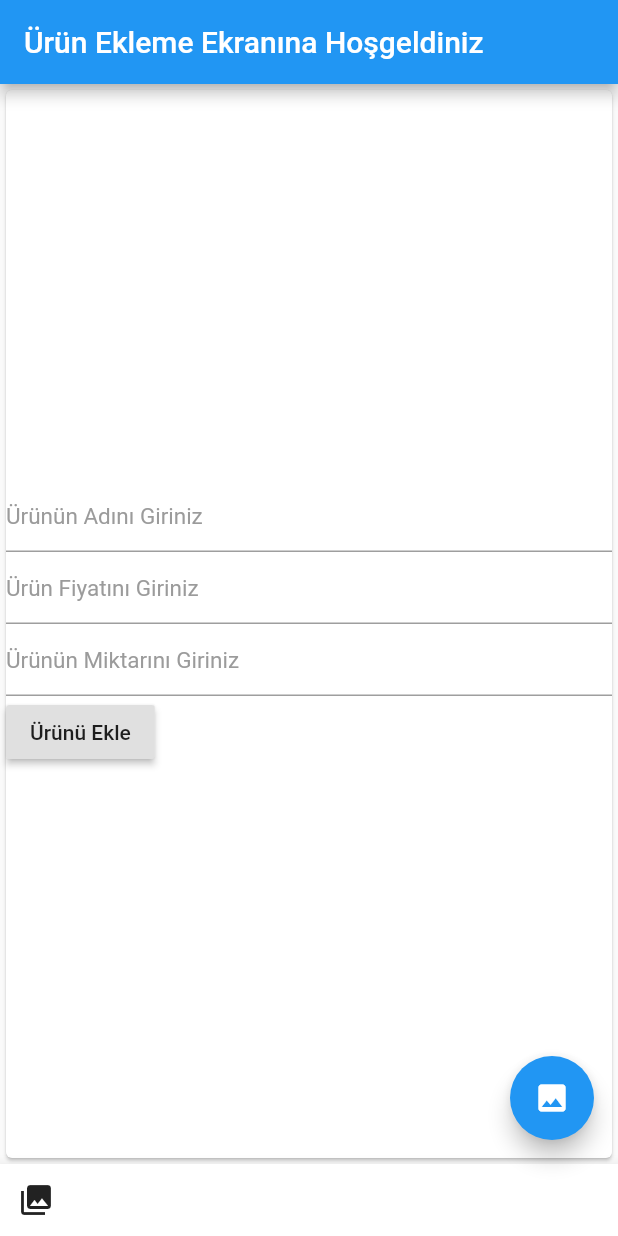
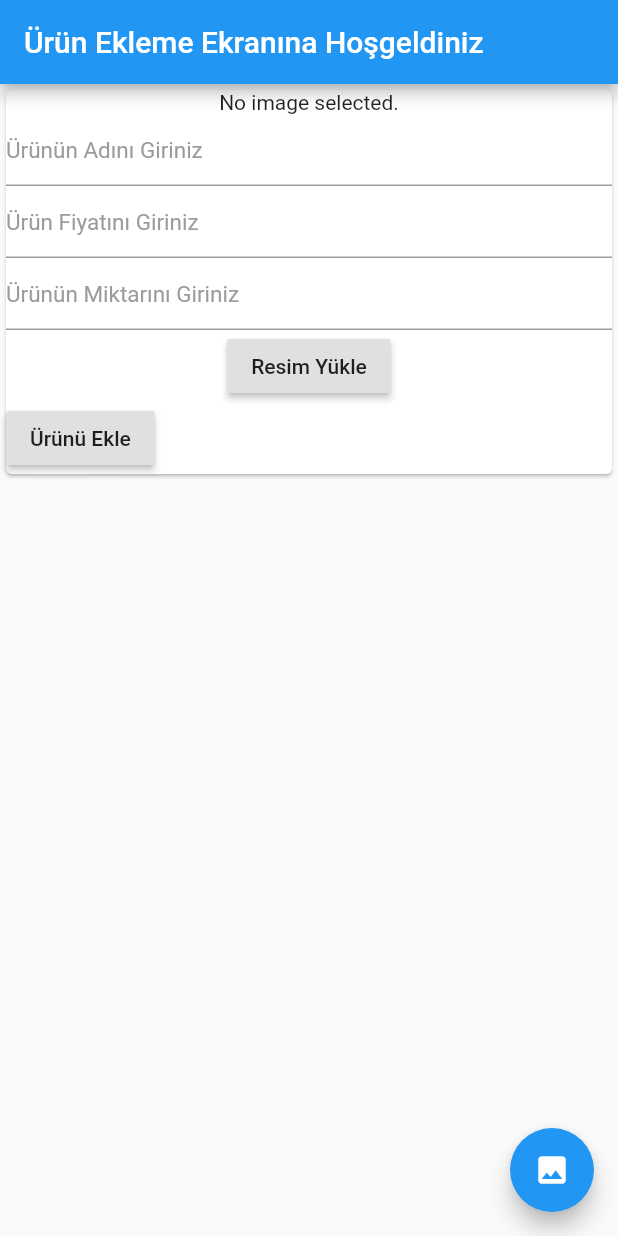
Before and after one commit to ibrahmozdemir1/mobil_final_proje, a Flutter app: the screen it shows after launch, after a tap on "Ürünü Ekle", on a phone screen of 412 x 824 dp. Run offline on Flutter 3.47's test engine with Material 2 defaults, Android fonts, the phone set to English and light mode, and no system bars; our stand-ins replace cloud_firestore, firebase_auth, firebase_core, firebase_storage, image_cropper, image_picker; accounts and stored records are empty; network calls fail; project files that could hold a hidden picture were left out.

Commit message:
resim ekleme tamamlanacak

```diff
--- a/lib/main.dart
+++ b/lib/main.dart
@@ -3,14 +3,14 @@ import 'package:mobil_final_proje/pages/login_page.dart';
 import 'package:firebase_core/firebase_core.dart';
 import 'package:mobil_final_proje/yoneticiekranıbutonları/urunEkle.dart';
 
-
 void main() async {
   WidgetsFlutterBinding.ensureInitialized();
   await Firebase.initializeApp();
-  runApp( MaterialApp(
-    theme: ThemeData(primarySwatch: Colors.blue),
-    home: urunEkle(),
-    debugShowCheckedModeBanner: false,
-   ),
+  runApp(
+    MaterialApp(
+      theme: ThemeData(primarySwatch: Colors.blue),
+      home: UrunEkle(),
+      debugShowCheckedModeBanner: false,
+    ),
   );
 }
--- a/lib/yoneticiekranıbutonları/urunEkle.dart
+++ b/lib/yoneticiekranıbutonları/urunEkle.dart
@@ -1,3 +1,4 @@
+import 'package:firebase_storage/firebase_storage.dart';
 import 'package:flutter/cupertino.dart';
 import 'package:flutter/material.dart';
 import 'package:firebase_core/firebase_core.dart';
@@ -7,57 +8,68 @@ import 'package:image_cropper/image_cropper.dart';
 import 'package:image_picker/image_picker.dart';
 import 'dart:io';
 
-class urunEkle extends StatefulWidget {
+class UrunEkle extends StatefulWidget {
   @override
-  _urunEkleState createState() => _urunEkleState();
+  UrunEkleState createState() => UrunEkleState();
 }
 
-class _urunEkleState extends State<urunEkle> {
-  TextEditingController urunAdi    =   TextEditingController();
-  TextEditingController urunMiktar =   TextEditingController();
-  TextEditingController urunFiyat  =   TextEditingController();
-  File _imageFile;
-  urunEkle(){
-    FirebaseFirestore.instance
-        .collection("Urunler")
-        .doc(urunAdi.text).
-        set({'urunAdi' : urunAdi.text, 'urunMiktari': urunMiktar.text,'urunFiyat': urunFiyat.text});
+class UrunEkleState extends State<UrunEkle> {
+  TextEditingController urunAdi = TextEditingController();
+  TextEditingController urunMiktar = TextEditingController();
+  TextEditingController urunFiyat = TextEditingController();
+  File _image;
+  final picker = ImagePicker();
+  final FirebaseStorage _firebaseStorage = FirebaseStorage.instance;
+  Reference _storageReference;
+
+  urunEkle() async {
+    String urunURL = await uploadFile(_image);
+    FirebaseFirestore.instance.collection("Urunler").doc(urunAdi.text).set({
+      'urunAdi': urunAdi.text,
+      'urunMiktari': urunMiktar.text,
+      'urunFiyat': urunFiyat.text,
+      'urunURL': urunURL
+    });
   }
+
+  Future<String> uploadFile(File yuklenecekDosya) async {
+    _storageReference =
+        _firebaseStorage.ref().child('urunler').child("kiraz.png");
+    var uploadTask = _storageReference.putFile(yuklenecekDosya);
+
+    var url = await (await uploadTask).ref.getDownloadURL();
+
+    return url;
+  }
+
   @override
   Widget build(BuildContext context) {
     return Scaffold(
-      bottomNavigationBar: BottomAppBar(
-        child: Row(
-          children: <Widget>[
-            IconButton(
-              icon: Icon(Icons.photo_library),
-              onPressed: () => _pickImage(ImageSource.gallery),
-            )
-          ],
-        ),
-      ),
       appBar: AppBar(
         title: Text("Ürün Ekleme Ekranına Hoşgeldiniz"),
       ),
-      body: Center(
+      body: SingleChildScrollView(
+        child: Center(
           child: Container(
             child: Form(
               child: Card(
                 child: Column(
                   mainAxisAlignment: MainAxisAlignment.center,
                   children: <Widget>[
+                    _image == null
+                        ? Text('No image selected.')
+                        : Image.file(_image),
                     TextField(
                       controller: urunAdi,
                       style: TextStyle(color: Colors.blue),
                       cursorColor: Color(0xFF9b9b9b),
                       decoration: InputDecoration(
                           hintText: "Ürünün Adını Giriniz",
-                      hintStyle:  TextStyle(
+                          hintStyle: TextStyle(
                             color: Color(0xFF9b9b9b),
                             fontSize: 15,
                             fontWeight: FontWeight.normal,
-                      )
-                    ),
+                          )),
                     ),
                     TextField(
                       controller: urunFiyat,
@@ -85,12 +97,18 @@ class _urunEkleState extends State<urunEkle> {
                         ),
                       ),
                     ),
+                    RaisedButton(
+                        child: Text("Resim Yükle"), onPressed: getImage),
                     Row(
                       children: [
-                      RaisedButton(child: Text("Ürünü Ekle"), onPressed: urunEkle,)
+                        RaisedButton(
+                          child: Text("Ürünü Ekle"),
+                          onPressed: urunEkle,
+                        ),
                       ],
                     ),
                   ],
+                ),
               ),
             ),
           ),
@@ -102,12 +120,16 @@ class _urunEkleState extends State<urunEkle> {
       ),
     );
   }
-  //Kameradan veya galeriden resim seçme
-  Future<void> _pickImage(ImageSource source) async {
-    File selected = await ImagePicker.pickImage(source: source);
+
+  Future getImage() async {
+    final pickedFile = await picker.getImage(source: ImageSource.gallery);
 
     setState(() {
-      _imageFile = selected;
+      if (pickedFile != null) {
+        _image = File(pickedFile.path);
+      } else {
+        print('No image selected.');
+      }
     });
   }
 }
--- a/pubspec.yaml
+++ b/pubspec.yaml
@@ -32,7 +32,7 @@ dependencies:
   cloud_firestore: ^0.14.1+3
   firebase_storage: ^5.0.0
   image_cropper: 1.0.2
-  image_picker: 0.6.0+17
+  image_picker: ^0.6.7+21
   provider: ^3.1.0
 
 dev_dependencies:
```
Also changed, not shown: pubspec.lock. Lines whose indentation alone changed are shown as unchanged.
